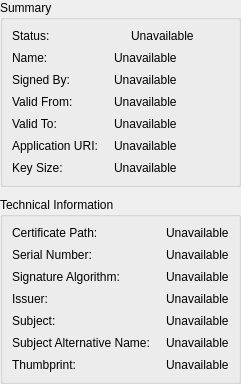
Before: the Qt Designer form src/ui/widgets/certificatedetailswidget.ui in sanny32/OpenUaExplorer, drawn with Qt 5.
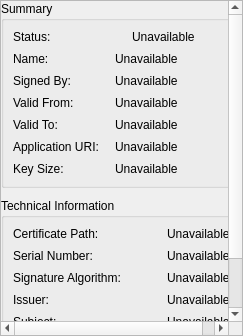
After: the same form once the commit is applied. Custom widgets are drawn as their Qt base class.

Commit message: Fix clipped certificate details with wrapping and scrolling

Patch:
```diff
--- a/src/ui/widgets/certificatedetailswidget.ui
+++ b/src/ui/widgets/certificatedetailswidget.ui
@@ -19,6 +19,28 @@
     <number>0</number>
    </property>
    <item>
+    <widget class="ScrollArea" name="detailsScrollArea">
+     <property name="widgetResizable">
+      <bool>true</bool>
+     </property>
+     <widget class="QWidget" name="scrollContents">
+      <layout class="QVBoxLayout" name="contentsLayout">
+       <property name="spacing">
+        <number>10</number>
+       </property>
+       <property name="leftMargin">
+        <number>0</number>
+       </property>
+       <property name="topMargin">
+        <number>0</number>
+       </property>
+       <property name="rightMargin">
+        <number>0</number>
+       </property>
+       <property name="bottomMargin">
+        <number>0</number>
+       </property>
+       <item>
     <widget class="QGroupBox" name="summaryGroupBox">
      <property name="title">
       <string>Summary</string>
@@ -89,6 +111,12 @@
       </item>
       <item row="1" column="1">
        <widget class="QLabel" name="nameValue">
+            <property name="wordWrap">
+             <bool>true</bool>
+            </property>
+            <property name="textFormat">
+             <enum>Qt::PlainText</enum>
+            </property>
         <property name="text">
          <string>Unavailable</string>
         </property>
@@ -106,6 +134,12 @@
       </item>
       <item row="2" column="1">
        <widget class="QLabel" name="signedByValue">
+            <property name="wordWrap">
+             <bool>true</bool>
+            </property>
+            <property name="textFormat">
+             <enum>Qt::PlainText</enum>
+            </property>
         <property name="text">
          <string>Unavailable</string>
         </property>
@@ -123,6 +157,12 @@
       </item>
       <item row="3" column="1">
        <widget class="QLabel" name="validFromValue">
+            <property name="wordWrap">
+             <bool>true</bool>
+            </property>
+            <property name="textFormat">
+             <enum>Qt::PlainText</enum>
+            </property>
         <property name="text">
          <string>Unavailable</string>
         </property>
@@ -140,6 +180,12 @@
       </item>
       <item row="4" column="1">
        <widget class="QLabel" name="validToValue">
+            <property name="wordWrap">
+             <bool>true</bool>
+            </property>
+            <property name="textFormat">
+             <enum>Qt::PlainText</enum>
+            </property>
         <property name="text">
          <string>Unavailable</string>
         </property>
@@ -157,6 +203,12 @@
       </item>
       <item row="5" column="1">
        <widget class="QLabel" name="applicationUriValue">
+            <property name="wordWrap">
+             <bool>true</bool>
+            </property>
+            <property name="textFormat">
+             <enum>Qt::PlainText</enum>
+            </property>
         <property name="text">
          <string>Unavailable</string>
         </property>
@@ -174,6 +226,12 @@
       </item>
       <item row="6" column="1">
        <widget class="QLabel" name="keySizeValue">
+            <property name="wordWrap">
+             <bool>true</bool>
+            </property>
+            <property name="textFormat">
+             <enum>Qt::PlainText</enum>
+            </property>
         <property name="text">
          <string>Unavailable</string>
         </property>
@@ -206,18 +264,15 @@
       </item>
       <item row="0" column="1">
        <widget class="QLabel" name="certificatePathValue">
-        <property name="sizePolicy">
-         <sizepolicy hsizetype="Ignored" vsizetype="Preferred">
-          <horstretch>1</horstretch>
-          <verstretch>0</verstretch>
-         </sizepolicy>
-        </property>
-        <property name="text">
-         <string>Unavailable</string>
-        </property>
         <property name="wordWrap">
          <bool>true</bool>
         </property>
+            <property name="textFormat">
+             <enum>Qt::PlainText</enum>
+            </property>
+            <property name="text">
+             <string>Unavailable</string>
+            </property>
         <property name="textInteractionFlags">
          <set>Qt::TextSelectableByMouse</set>
         </property>
@@ -232,6 +287,12 @@
       </item>
       <item row="1" column="1">
        <widget class="QLabel" name="serialNumberValue">
+            <property name="wordWrap">
+             <bool>true</bool>
+            </property>
+            <property name="textFormat">
+             <enum>Qt::PlainText</enum>
+            </property>
         <property name="text">
          <string>Unavailable</string>
         </property>
@@ -249,6 +310,12 @@
       </item>
       <item row="2" column="1">
        <widget class="QLabel" name="signatureAlgorithmValue">
+            <property name="wordWrap">
+             <bool>true</bool>
+            </property>
+            <property name="textFormat">
+             <enum>Qt::PlainText</enum>
+            </property>
         <property name="text">
          <string>Unavailable</string>
         </property>
@@ -266,6 +333,12 @@
       </item>
       <item row="3" column="1">
        <widget class="QLabel" name="issuerValue">
+            <property name="wordWrap">
+             <bool>true</bool>
+            </property>
+            <property name="textFormat">
+             <enum>Qt::PlainText</enum>
+            </property>
         <property name="text">
          <string>Unavailable</string>
         </property>
@@ -283,6 +356,12 @@
       </item>
       <item row="4" column="1">
        <widget class="QLabel" name="subjectValue">
+            <property name="wordWrap">
+             <bool>true</bool>
+            </property>
+            <property name="textFormat">
+             <enum>Qt::PlainText</enum>
+            </property>
         <property name="text">
          <string>Unavailable</string>
         </property>
@@ -300,18 +379,15 @@
       </item>
       <item row="5" column="1">
        <widget class="QLabel" name="subjectAlternativeNameValue">
-        <property name="sizePolicy">
-         <sizepolicy hsizetype="Ignored" vsizetype="Preferred">
-          <horstretch>1</horstretch>
-          <verstretch>0</verstretch>
-         </sizepolicy>
-        </property>
-        <property name="text">
-         <string>Unavailable</string>
-        </property>
         <property name="wordWrap">
          <bool>true</bool>
         </property>
+            <property name="textFormat">
+             <enum>Qt::PlainText</enum>
+            </property>
+            <property name="text">
+             <string>Unavailable</string>
+            </property>
         <property name="textInteractionFlags">
          <set>Qt::TextSelectableByMouse</set>
         </property>
@@ -326,6 +402,12 @@
       </item>
       <item row="6" column="1">
        <widget class="QLabel" name="thumbprintValue">
+            <property name="wordWrap">
+             <bool>true</bool>
+            </property>
+            <property name="textFormat">
+             <enum>Qt::PlainText</enum>
+            </property>
         <property name="text">
          <string>Unavailable</string>
         </property>
@@ -335,11 +417,21 @@
        </widget>
       </item>
      </layout>
+        </widget>
+       </item>
+      </layout>
+     </widget>
     </widget>
    </item>
   </layout>
  </widget>
  <customwidgets>
+  <customwidget>
+   <class>ScrollArea</class>
+   <extends>QScrollArea</extends>
+   <header>widgets/scrollarea.h</header>
+   <container>1</container>
+  </customwidget>
   <customwidget>
    <class>ThemedIconLabel</class>
    <extends>QLabel</extends>
```
Lines whose indentation alone changed are shown as unchanged. The commit also changes 1 other file.
